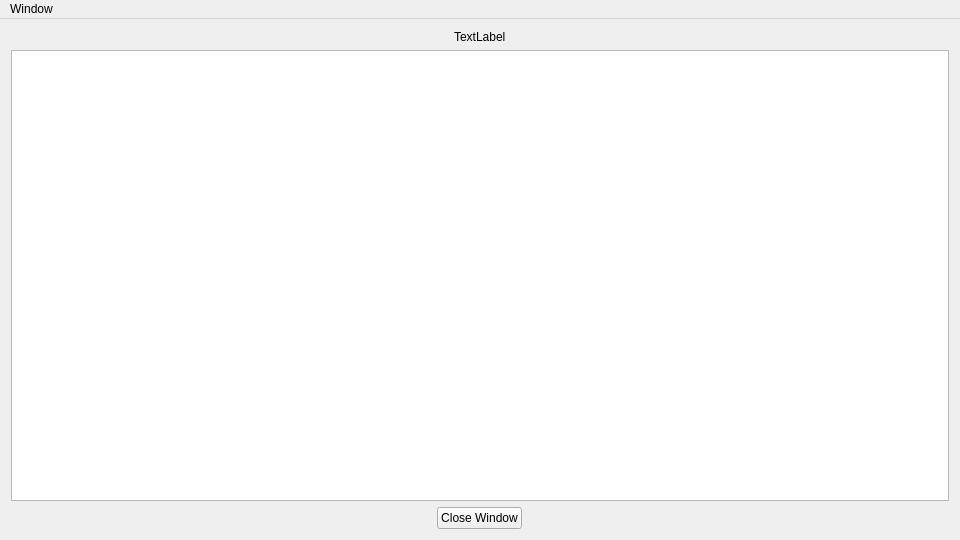
Above: OSLD/osldisplay.ui from Dystill/umassd-osld before the change. Below: the same form after it.
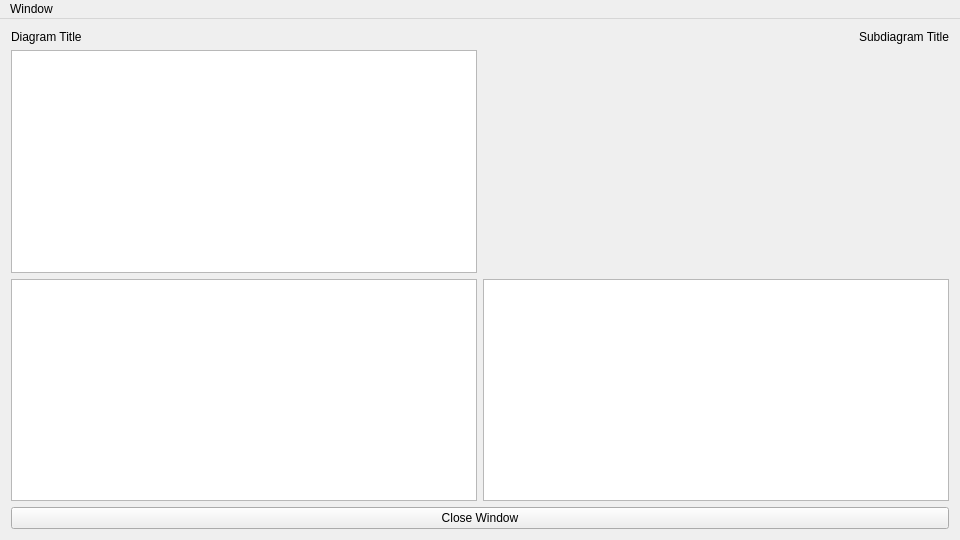
That is the form after the change.

Commit message: First root block displays properly in root scene

```diff
--- a/OSLD/osldisplay.ui
+++ b/OSLD/osldisplay.ui
@@ -26,28 +26,45 @@
    <string>OSLDisplay</string>
   </property>
   <widget class="QWidget" name="centralWidget">
-   <layout class="QVBoxLayout" name="verticalLayout_2">
+   <layout class="QVBoxLayout" name="verticalLayout">
     <item>
-     <layout class="QVBoxLayout" name="verticalLayout">
-      <item alignment="Qt::AlignHCenter">
+     <layout class="QHBoxLayout" name="horizontalLayout_2">
+      <item alignment="Qt::AlignLeft">
+       <widget class="QLabel" name="label">
+        <property name="text">
+         <string>Diagram Title</string>
+        </property>
+       </widget>
+      </item>
+      <item alignment="Qt::AlignRight">
        <widget class="QLabel" name="titleLabel">
         <property name="text">
-         <string>TextLabel</string>
+         <string>Subdiagram Title</string>
         </property>
        </widget>
       </item>
-      <item>
+     </layout>
+    </item>
+    <item>
+     <layout class="QGridLayout" name="gridLayout">
+      <item row="1" column="0">
        <widget class="QGraphicsView" name="graphicsView"/>
       </item>
-      <item alignment="Qt::AlignHCenter">
-       <widget class="QPushButton" name="closeButton">
-        <property name="text">
-         <string>Close Window</string>
-        </property>
-       </widget>
+      <item row="0" column="0">
+       <widget class="QGraphicsView" name="rootHGraphicsView"/>
+      </item>
+      <item row="1" column="1">
+       <widget class="QGraphicsView" name="rootVGraphicsView"/>
       </item>
      </layout>
     </item>
+    <item>
+     <widget class="QPushButton" name="closeButton">
+      <property name="text">
+       <string>Close Window</string>
+      </property>
+     </widget>
+    </item>
    </layout>
   </widget>
   <widget class="QMenuBar" name="menuBar">
```
Left out of the diff: 2 changed lines with no effect on the pictures. The commit also changes 4 other files.
